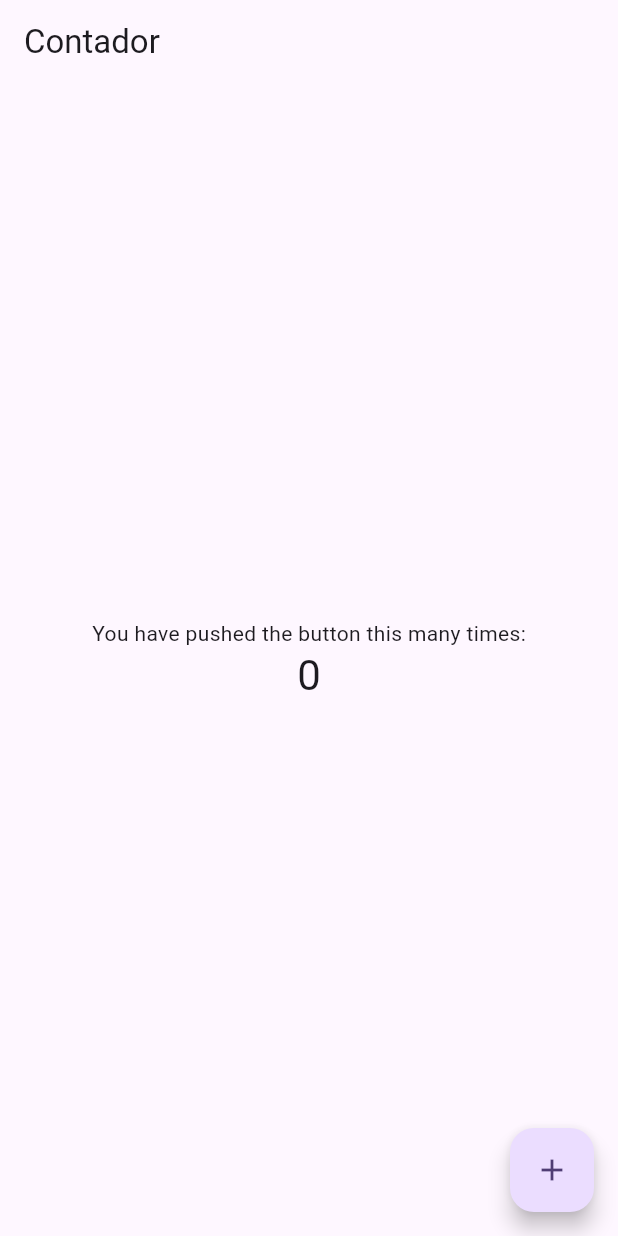
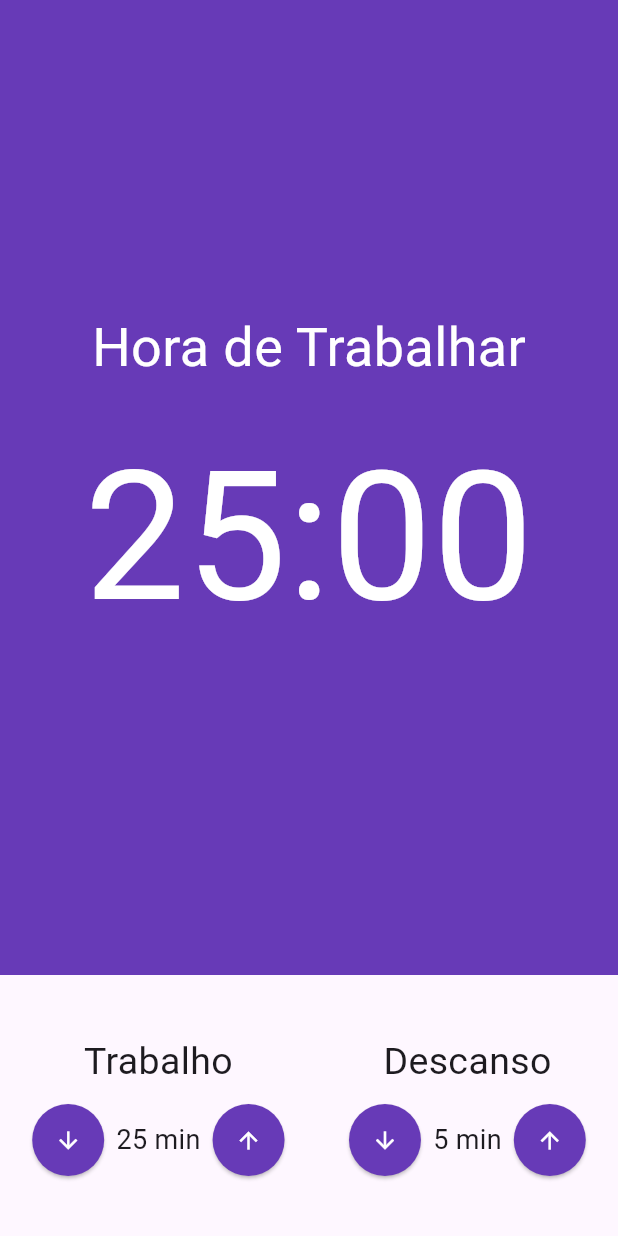
Before and after one commit to devRenata/PomodoroApp, a Flutter app: the screen it shows after launch, on a phone screen of 412 x 824 dp. Run offline on Flutter 3.47's test engine with Material 3 defaults, Android fonts, the phone set to English and light mode, and no system bars; our stand-ins replace mobx; generated files the repository leaves out were written again.

Commit message:
Adicionando cronômetro

```diff
--- /dev/null
+++ b/lib/components/cronometro.dart
@@ -0,0 +1,33 @@
+import 'package:flutter/material.dart';
+
+class Cronometro extends StatelessWidget {
+  const Cronometro({super.key});
+
+  @override
+  Widget build(BuildContext context) {
+    return Container(
+      color: Colors.deepPurple,
+      child: const Column(
+        mainAxisAlignment: MainAxisAlignment.center,
+        crossAxisAlignment: CrossAxisAlignment.center,
+        children: [
+          Text(
+            'Hora de Trabalhar',
+            style: TextStyle(
+              fontSize: 36,
+              color: Colors.white,
+            ),
+          ),
+          SizedBox(height: 15),
+          Text(
+            '25:00',
+            style: TextStyle(
+              fontSize: 120,
+              color: Colors.white,
+            ),
+          ),
+        ],
+      ),
+    );
+  }
+}
--- /dev/null
+++ b/lib/components/entrada_tempo.dart
@@ -0,0 +1,63 @@
+import 'package:flutter/material.dart';
+
+class EntradaTempo extends StatelessWidget {
+  final String titulo;
+  final int valor;
+
+  const EntradaTempo({
+    super.key,
+    required this.titulo,
+    required this.valor,
+  });
+
+  @override
+  Widget build(BuildContext context) {
+    return Column(
+      crossAxisAlignment: CrossAxisAlignment.center,
+      children: [
+        Text(
+          titulo,
+          style: const TextStyle(
+            fontSize: 25,
+          ),
+        ),
+        const SizedBox(height: 10),
+        Row(
+          mainAxisAlignment: MainAxisAlignment.center,
+          children: [
+            ElevatedButton(
+              onPressed: () {},
+              style: ElevatedButton.styleFrom(
+                shape: const CircleBorder(),
+                padding: const EdgeInsets.all(15),
+                backgroundColor: Colors.deepPurple,
+              ),
+              child: const Icon(
+                Icons.arrow_downward,
+                color: Colors.white,
+              ),
+            ),
+            Text(
+              '$valor min',
+              style: const TextStyle(
+                fontSize: 18,
+              ),
+            ),
+            ElevatedButton(
+              onPressed: () {},
+              style: ElevatedButton.styleFrom(
+                shape: const CircleBorder(),
+                padding: const EdgeInsets.all(15),
+                backgroundColor: Colors.deepPurple,
+              ),
+              child: const Icon(
+                Icons.arrow_upward,
+                color: Colors.white,
+              ),
+            ),
+          ],
+        ),
+      ],
+    );
+  }
+}
--- a/lib/main.dart
+++ b/lib/main.dart
@@ -1,6 +1,5 @@
 import 'package:flutter/material.dart';
-import 'package:flutter_mobx/flutter_mobx.dart';
-import './store/contador.store.dart';
+import '/pages/pomodoro.dart';
 
 void main() {
   runApp(const MyApp());
@@ -17,42 +16,44 @@ class MyApp extends StatelessWidget {
         colorScheme: ColorScheme.fromSeed(seedColor: Colors.deepPurple),
         useMaterial3: true,
       ),
-      home: const HomePage(),
+      home: const Pomodoro(),
       debugShowCheckedModeBanner: false,
     );
   }
 }
 
-final store = ContadorStore();
+// import 'package:flutter_mobx/flutter_mobx.dart';
+// import './store/contador.store.dart';
+// final store = ContadorStore();
 
-class HomePage extends StatelessWidget {
-  const HomePage({super.key});
+// class HomePage extends StatelessWidget {
+//   const HomePage({super.key});
 
-  @override
-  Widget build(BuildContext context) {
-    return Scaffold(
-      appBar: AppBar(
-        title: const Text('Contador'),
-      ),
-      body: Center(
-        child: Column(
-          mainAxisAlignment: MainAxisAlignment.center,
-          children: [
-            const Text('You have pushed the button this many times:'),
-            Observer(
-              builder: (_) => Text(
-                '${store.contador}',
-                style: Theme.of(context).textTheme.headlineMedium,
-              ),
-            )
-          ],
-        ),
-      ),
-      floatingActionButton: FloatingActionButton(
-        onPressed: store.incrementar,
-        tooltip: 'Increment',
-        child: const Icon(Icons.add),
-      ),
-    );
-  }
-}
+//   @override
+//   Widget build(BuildContext context) {
+//     return Scaffold(
+//       appBar: AppBar(
+//         title: const Text('Contador'),
+//       ),
+//       body: Center(
+//         child: Column(
+//           mainAxisAlignment: MainAxisAlignment.center,
+//           children: [
+//             const Text('You have pushed the button this many times:'),
+//             Observer(
+//               builder: (_) => Text(
+//                 '${store.contador}',
+//                 style: Theme.of(context).textTheme.headlineMedium,
+//               ),
+//             )
+//           ],
+//         ),
+//       ),
+//       floatingActionButton: FloatingActionButton(
+//         onPressed: store.incrementar,
+//         tooltip: 'Increment',
+//         child: const Icon(Icons.add),
+//       ),
+//     );
+//   }
+// }
--- /dev/null
+++ b/lib/pages/pomodoro.dart
@@ -0,0 +1,37 @@
+import 'package:flutter/material.dart';
+import 'package:pomodoro/components/cronometro.dart';
+import '../components/entrada_tempo.dart';
+
+class Pomodoro extends StatelessWidget {
+  const Pomodoro({super.key});
+
+  @override
+  Widget build(BuildContext context) {
+    return const Scaffold(
+      body: Column(
+        crossAxisAlignment: CrossAxisAlignment.stretch,
+        children: [
+          Expanded(
+            child: Cronometro(),
+          ),
+          Padding(
+            padding: EdgeInsets.symmetric(vertical: 40),
+            child: Row(
+              mainAxisAlignment: MainAxisAlignment.spaceAround,
+              children: [
+                EntradaTempo(
+                  titulo: 'Trabalho',
+                  valor: 25,
+                ),
+                EntradaTempo(
+                  titulo: 'Descanso',
+                  valor: 5,
+                ),
+              ],
+            ),
+          ),
+        ],
+      ),
+    );
+  }
+}
```
